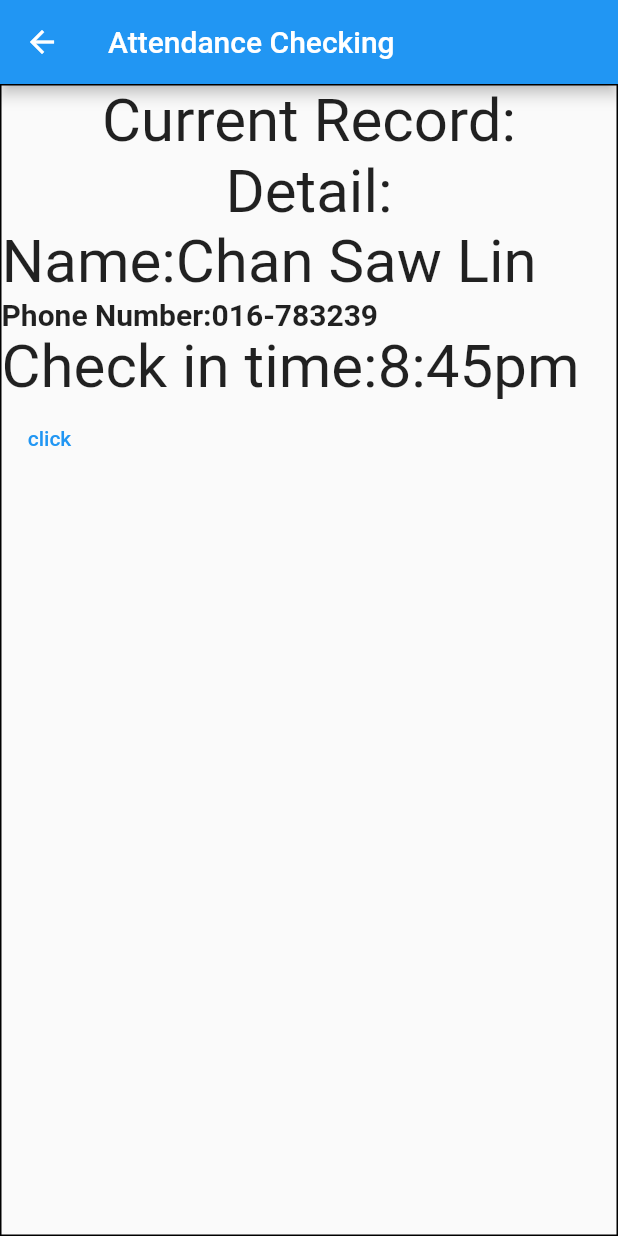
After one commit to aaronkong13/attandanceAppSystem, a Flutter app: the CheckAttdScreen screen opened directly, on a phone screen of 412 x 824 dp. The commit adds this screen. Run offline on Flutter 3.47's test engine with Material 2 defaults, Android fonts, the phone set to English and light mode, and no system bars; our stand-ins replace date_format.

Commit message:
add check attendance screen dart file

```diff
--- a/testflutterproject1/lib/attandanceSrceen.dart
+++ b/testflutterproject1/lib/attandanceSrceen.dart
@@ -38,12 +38,13 @@ class _takeAttandanceSrceenState extends State<takeAttendanceSrceen> {
                   int previousCount = takeCount - 1;
 
                   print("Successful to take the attendance: $takeCount times");
-
                   if (takeCount > previousCount) {
                     setState(() {
                       output = "               Successful!                  \n";
                       time = attdRec.getTime();
                       date = attdRec.getDate();
+                      print(date);
+                      print(time);
                     });
                   }
                 },
--- a/testflutterproject1/lib/attdRecord.dart
+++ b/testflutterproject1/lib/attdRecord.dart
@@ -1,8 +1,9 @@
-//import 'package:date_format/date_format.dart';
+import 'package:date_format/date_format.dart';
 import 'package:intl/intl.dart';
+import 'package:testflutterproject1/emp.dart';
 //import 'package:timezone/browser.dart';
 
-class AttendanceRecord {
+class AttendanceRecord extends Employee{
   static int attdCount = 0;
 
   void main() {}
@@ -42,4 +43,8 @@ class AttendanceRecord {
     String formattedDate = formatter.format(now);
     return formattedDate;
   }
+
+  AttendanceRecord(){
+  }
+
 }
--- /dev/null
+++ b/testflutterproject1/lib/checkAttendSrc.dart
@@ -0,0 +1,62 @@
+import 'package:flutter/material.dart';
+
+class CheckAttdScreen extends StatefulWidget {
+  const CheckAttdScreen({super.key});
+
+  @override
+  State<CheckAttdScreen> createState() => _CheckAttdScreenState();
+}
+
+class _CheckAttdScreenState extends State<CheckAttdScreen> {
+  @override
+  Widget build(BuildContext context) {
+    return Scaffold(
+        appBar: AppBar(
+          title: Text("Attendance Checking"),
+        ),
+        body: Container(
+          decoration: BoxDecoration(border: Border.all()),
+          child: Column(
+            children: [
+              Text("Current Record:", style: TextStyle(fontSize: 40)),
+              Row(
+                mainAxisAlignment: MainAxisAlignment.center,
+                children: [
+                  Text(
+                    "Detail:",
+                    style: TextStyle(fontSize: 40),
+                  ),
+                ],
+              ),
+              Row(children: [
+                Text(
+                  "Name:Chan Saw Lin",
+                  style: TextStyle(fontSize: 40),
+                ),
+              ]),
+              Row(children: [
+                Text(
+                  "Phone Number:016-783239",
+                  style: TextStyle(fontSize: 20, fontWeight: FontWeight.bold),
+                ),
+              ]),
+              Row(children: [
+                Text(
+                  "Check in time:8:45pm",
+                  style: TextStyle(fontSize: 40),
+                ),
+              ]),
+              Row(children: [
+                TextButton(
+                  onPressed: () {
+                    Navigator.pop(context);
+                  },
+                  child: Text("click"),
+                ),
+              ]),
+              Row(children: []),
+            ],
+          ),
+        ));
+  }
+}
--- a/testflutterproject1/lib/emp.dart
+++ b/testflutterproject1/lib/emp.dart
@@ -15,6 +15,9 @@ class Employee {
     print("Welcome," + name);
     return name;
   }
+
+
+
 
 }
 
--- a/testflutterproject1/lib/empRecordSrceen.dart
+++ b/testflutterproject1/lib/empRecordSrceen.dart
@@ -1,4 +1,5 @@
 import 'package:testflutterproject1/attandanceSrceen.dart';
+import 'package:testflutterproject1/checkAttendSrc.dart';
 import 'package:testflutterproject1/employeeListScreen.dart';
 
 import 'main.dart';
@@ -73,12 +74,22 @@ class _empRecordScreenState extends State<empRecordScreen> {
                           },
                         ),
                         GestureDetector(
-                          child: Text("2.Take attandance",
+                          child: Text("2.Add attandance",
                               style: TextStyle(fontSize: 30)),
                           onTap: () {
                             Navigator.push(context, MaterialPageRoute(
                                 builder: (BuildContext context) {
                               return takeAttendanceSrceen();
+                            }));
+                          },
+                        ),
+                        GestureDetector(
+                          child: Text("3.Attendance Check",
+                              style: TextStyle(fontSize: 30)),
+                          onTap: () {
+                            Navigator.push(context, MaterialPageRoute(
+                                builder: (BuildContext context) {
+                              return CheckAttdScreen();
                             }));
                           },
                         )
--- a/testflutterproject1/lib/employeeListScreen.dart
+++ b/testflutterproject1/lib/employeeListScreen.dart
@@ -7,6 +7,7 @@ class employeeListScreen extends StatefulWidget {
 }
 
 class _employeeListScreenState extends State<employeeListScreen> {
+
   @override
   Widget build(BuildContext context) {
     return Scaffold(
```
